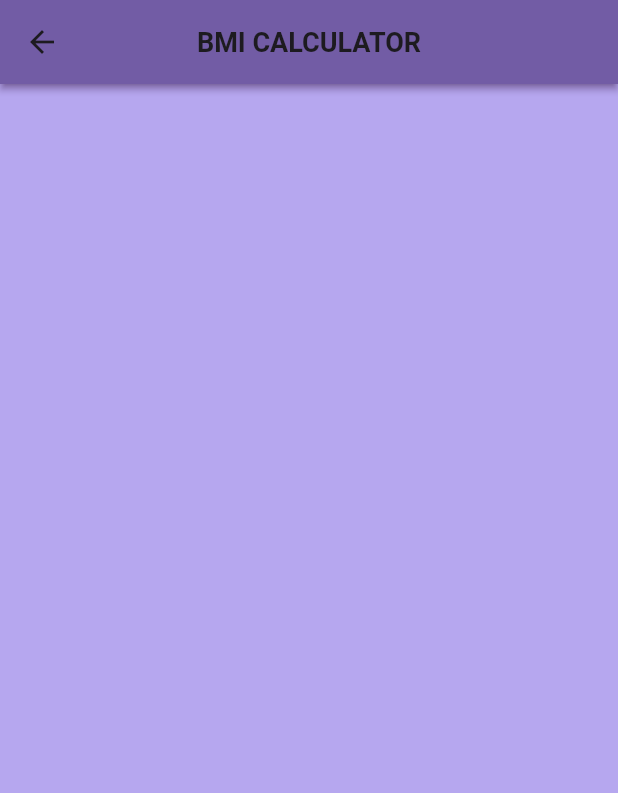
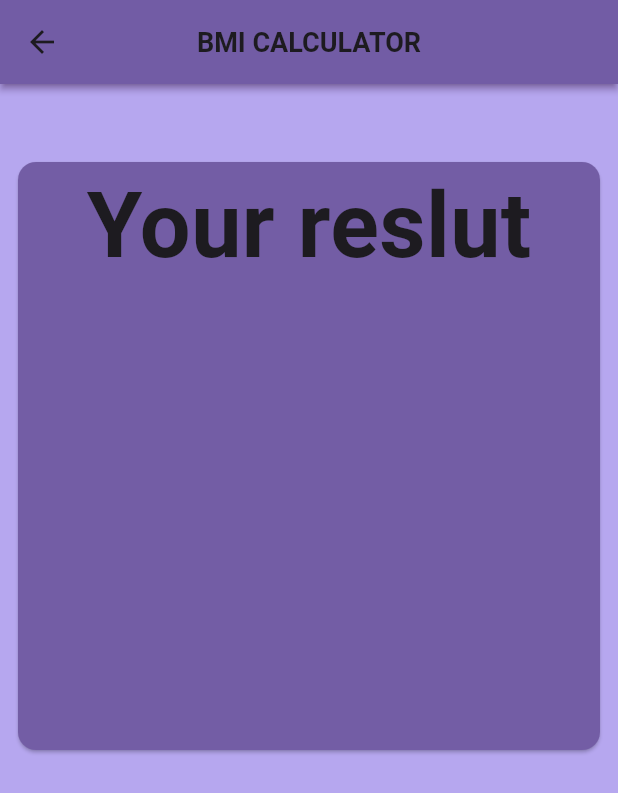
Before and after one commit to biniKin/first_project, a Flutter app: the Reslut_page screen opened by its route, on a phone screen of 412 x 824 dp. Shown: the top 793 px of the screen. Run offline on Flutter 3.47's test engine with Material 3 defaults, Android fonts, the phone set to English and light mode, and no system bars.

Commit message:
UI updates and some changes

```diff
--- a/lib/result.dart
+++ b/lib/result.dart
@@ -1,4 +1,5 @@
 import 'package:flutter/material.dart';
+import 'package:first_project/Home.dart';
 
 class Reslut_page extends StatelessWidget {
   const Reslut_page({super.key});
@@ -20,6 +21,27 @@ class Reslut_page extends StatelessWidget {
 
         centerTitle: true,
       ),
+      body: Column(
+        children: [
+          SizedBox(height: 40,),
+          Padding(
+            padding: const EdgeInsets.all(8.0),
+            child: Container(
+              height: 400,
+              width: double.infinity,
+              child: Card(
+                color: Color(0xFF735DA5),
+                child: Column(
+                  children: [
+                    Text("Your reslut", style: TextStyle(fontSize: 60, fontWeight: FontWeight.bold),),
+
+                  ],
+                ),
+              ),
+            ),
+          ),
+        ],
+      ),
     );
   }
 }
```
